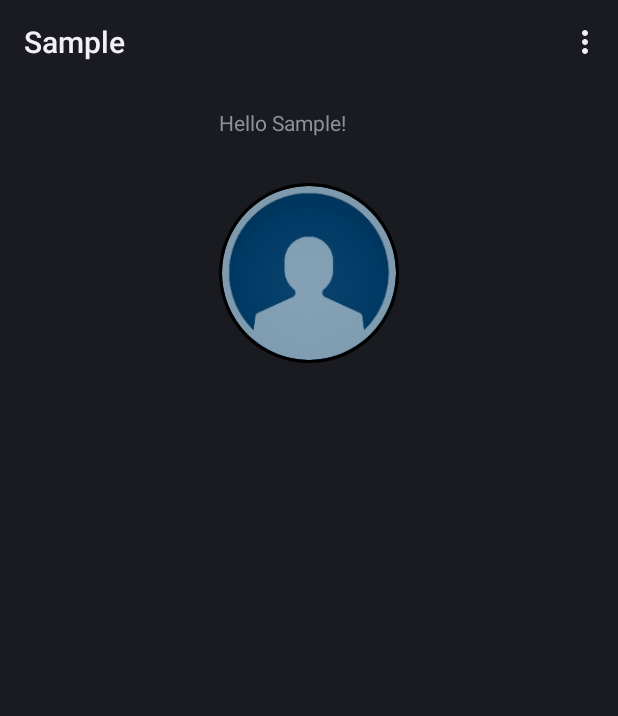
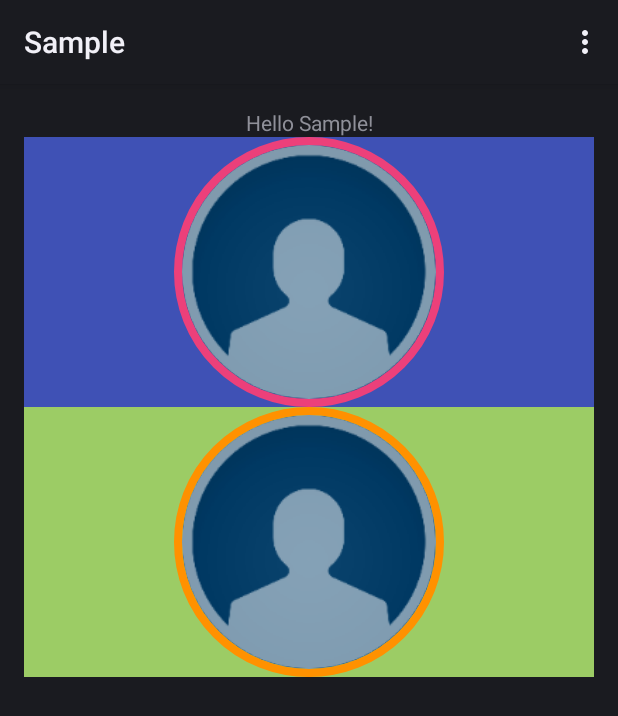
Before and after one commit to purebel/CustomizedWidgets, an Android app: the screen it shows after launch (MainActivity), on a phone screen of 412 x 824 dp. Shown: the top 716 px of the screen. Run offline under Robolectric (Android 15) with nearby library versions, the phone set to English and light mode, and no system bars.

```diff
--- a/app/src/main/java/com/jasoncui/widgets/RoundedImageView.java
+++ b/app/src/main/java/com/jasoncui/widgets/RoundedImageView.java
@@ -21,7 +21,7 @@ import android.widget.ImageView;
 /**
  * Created by hocui on 2/3/2015.
  */
-public class RoundedImageView extends ImageView{
+public class RoundedImageView extends ImageView {
 
     private static final ScaleType SCALE_TYPE = ScaleType.CENTER_CROP;
     private static final int DEFAULT_BORDER_WIDTH = 1;
--- a/sample/src/main/res/layout/activity_main.xml
+++ b/sample/src/main/res/layout/activity_main.xml
@@ -11,15 +11,43 @@
     tools:context=".MainActivity">
 
     <TextView
-        android:layout_width="wrap_content"
+        android:id="@+id/text_1"
+        android:layout_width="match_parent"
         android:layout_height="wrap_content"
+        android:gravity="center_horizontal"
         android:text="@string/hello_world" />
 
-    <com.jasoncui.widgets.RoundedImageView
-        android:layout_width="wrap_content"
+
+    <LinearLayout
+        android:id="@+id/rounded_image_1"
+        android:layout_width="match_parent"
         android:layout_height="wrap_content"
-        android:layout_marginTop="50dp"
+        android:layout_below="@id/text_1"
         android:gravity="center"
-        android:src="@drawable/rounded_image_sample"
-        app:border_width="2dip" />
+        android:background="#3F51B5">
+
+        <com.jasoncui.widgets.RoundedImageView
+            android:layout_width="180dp"
+            android:layout_height="180dp"
+            android:gravity="center"
+            android:src="@drawable/rounded_image_sample"
+            app:border_width="5dip"
+            app:border_color="#EC407A"/>
+    </LinearLayout>
+    <LinearLayout
+        android:layout_width="match_parent"
+        android:layout_height="wrap_content"
+        android:gravity="center"
+        android:background="#9CCC65"
+        android:layout_below="@id/rounded_image_1">
+
+        <com.jasoncui.widgets.RoundedImageView
+            android:layout_width="180dp"
+            android:layout_height="180dp"
+            android:gravity="center"
+            android:src="@drawable/rounded_image_sample"
+            app:border_width="5dip"
+            app:border_color="#FF9100"/>
+    </LinearLayout>
+
 </RelativeLayout>
```
